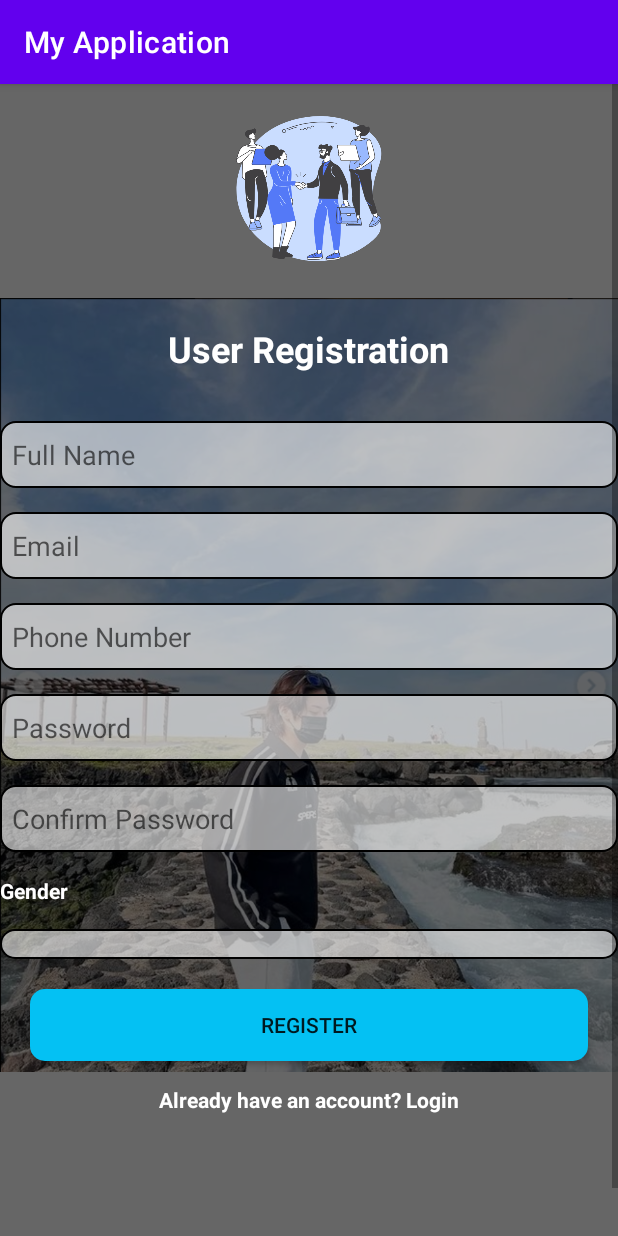
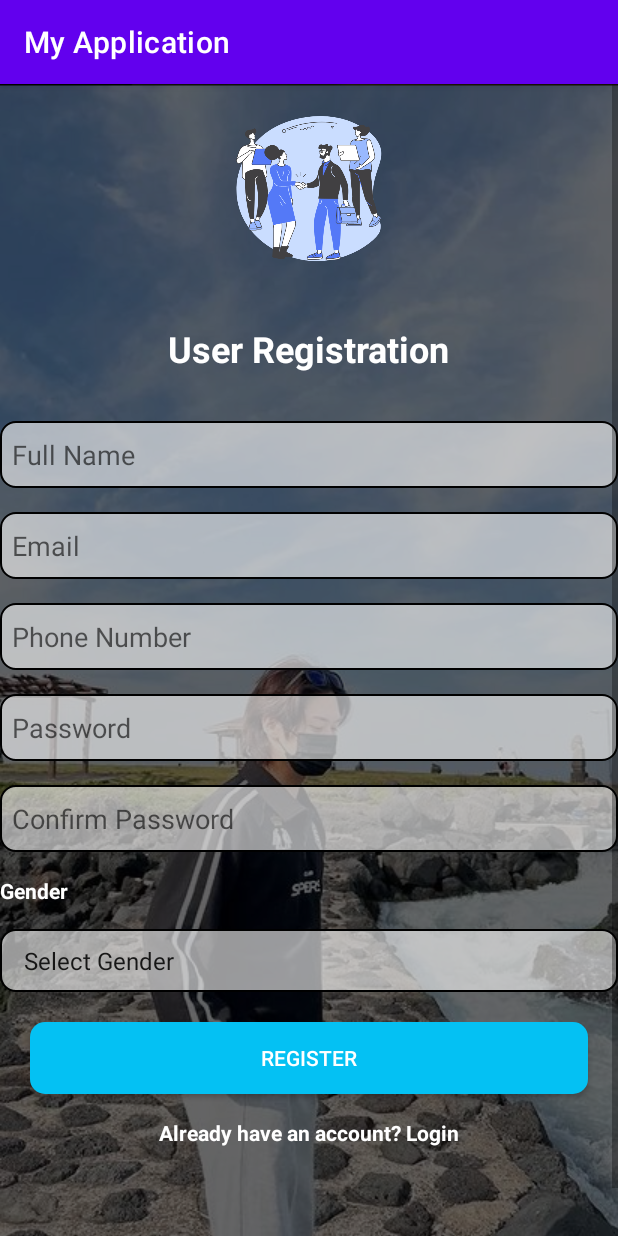
Before and after one commit to rachanadhungana/Mobile-Programming, an Android app: the MainActivity screen opened directly, with no data from a screen before it, on a phone screen of 412 x 824 dp. Run offline under Robolectric (Android 15) with nearby library versions, the phone set to English and light mode, and no system bars.

Commit message:
Mobile Programming

```diff
--- a/app/src/main/res/layout/layout_signup.xml
+++ b/app/src/main/res/layout/layout_signup.xml
@@ -1,5 +1,6 @@
 <?xml version="1.0" encoding="utf-8"?>
-<androidx.constraintlayout.widget.ConstraintLayout xmlns:android="http://schemas.android.com/apk/res/android"
+<androidx.constraintlayout.widget.ConstraintLayout
+    xmlns:android="http://schemas.android.com/apk/res/android"
     xmlns:app="http://schemas.android.com/apk/res-auto"
     android:layout_width="match_parent"
     android:layout_height="match_parent">
@@ -13,8 +14,9 @@
 
         <androidx.constraintlayout.widget.ConstraintLayout
             android:layout_width="match_parent"
-            android:layout_height="match_parent">
+            android:layout_height="wrap_content">
 
+            <!-- Background -->
             <FrameLayout
                 android:id="@+id/lyt_background"
                 android:layout_width="match_parent"
@@ -25,6 +27,7 @@
                 <ImageView
                     android:layout_width="match_parent"
                     android:layout_height="match_parent"
+                    android:scaleType="centerCrop"
                     android:src="@drawable/ic_background" />
 
                 <LinearLayout
@@ -33,19 +36,18 @@
                     android:background="@color/blackTransparent" />
             </FrameLayout>
 
+            <!-- Logo -->
             <ImageView
                 android:id="@+id/imagelogo"
                 android:layout_width="100dp"
                 android:layout_height="100dp"
                 android:layout_marginTop="20dp"
-                android:layout_marginBottom="20dp"
                 android:src="@drawable/web"
-                app:layout_constraintEnd_toEndOf="@id/lyt_background"
-                app:layout_constraintStart_toStartOf="@id/lyt_background"
-                app:layout_constraintTop_toTopOf="@+id/lyt_background"
+                app:layout_constraintEnd_toEndOf="parent"
+                app:layout_constraintStart_toStartOf="parent"
+                app:layout_constraintTop_toTopOf="parent" />
 
-                />
-
+            <!-- Title -->
             <TextView
                 android:id="@+id/tvTitle"
                 android:layout_width="wrap_content"
@@ -55,8 +57,8 @@
                 android:textColor="@color/white"
                 android:textSize="24sp"
                 android:textStyle="bold"
-                app:layout_constraintEnd_toEndOf="@id/imagelogo"
-                app:layout_constraintStart_toStartOf="@id/imagelogo"
+                app:layout_constraintEnd_toEndOf="parent"
+                app:layout_constraintStart_toStartOf="parent"
                 app:layout_constraintTop_toBottomOf="@id/imagelogo" />
 
             <!-- Full Name -->
@@ -134,7 +136,7 @@
                 app:layout_constraintStart_toStartOf="parent"
                 app:layout_constraintTop_toBottomOf="@id/etPassword" />
 
-
+            <!-- Gender Label -->
             <TextView
                 android:id="@+id/txtGender"
                 android:layout_width="0dp"
@@ -148,22 +150,22 @@
                 app:layout_constraintStart_toStartOf="parent"
                 app:layout_constraintTop_toBottomOf="@id/etConfirmPassword" />
 
+            <!-- Gender Spinner -->
             <androidx.appcompat.widget.AppCompatSpinner
                 android:id="@+id/spinnerGender"
-                android:layout_width="match_parent"
+                android:layout_width="0dp"
                 android:layout_height="wrap_content"
                 android:layout_marginTop="16dp"
                 android:background="@drawable/edit_background"
                 android:drawableEnd="@drawable/dropdown"
-                android:drawablePadding="10dp"
+                android:entries="@array/genderValue"
+                android:drawablePadding="16dp"
                 android:paddingHorizontal="8dp"
                 android:paddingVertical="10dp"
                 android:spinnerMode="dropdown"
-                android:text="@string/gender"
                 app:layout_constraintEnd_toEndOf="parent"
                 app:layout_constraintStart_toStartOf="parent"
                 app:layout_constraintTop_toBottomOf="@id/txtGender" />
-
 
             <!-- Register Button -->
             <androidx.appcompat.widget.AppCompatButton
@@ -174,6 +176,7 @@
                 android:layout_marginTop="20dp"
                 android:background="@drawable/btn_background"
                 android:text="Register"
+                android:textColor="@color/white"
                 app:layout_constraintEnd_toEndOf="parent"
                 app:layout_constraintStart_toStartOf="parent"
                 app:layout_constraintTop_toBottomOf="@id/spinnerGender" />
@@ -192,7 +195,6 @@
                 app:layout_constraintStart_toStartOf="parent"
                 app:layout_constraintTop_toBottomOf="@id/btnRegister" />
 
-
         </androidx.constraintlayout.widget.ConstraintLayout>
     </ScrollView>
 </androidx.constraintlayout.widget.ConstraintLayout>
```
